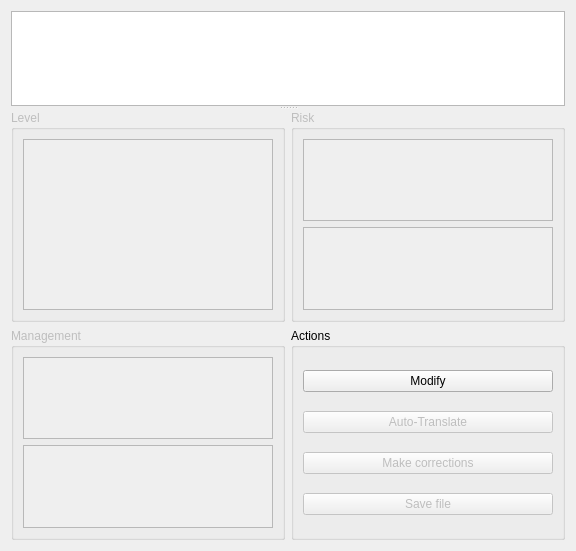
Before: the Qt Designer form freetoolbox/plugins/interactiondb/interactiondatabasebuilder.ui in FreeHealth/freehealth, drawn with Qt 5.
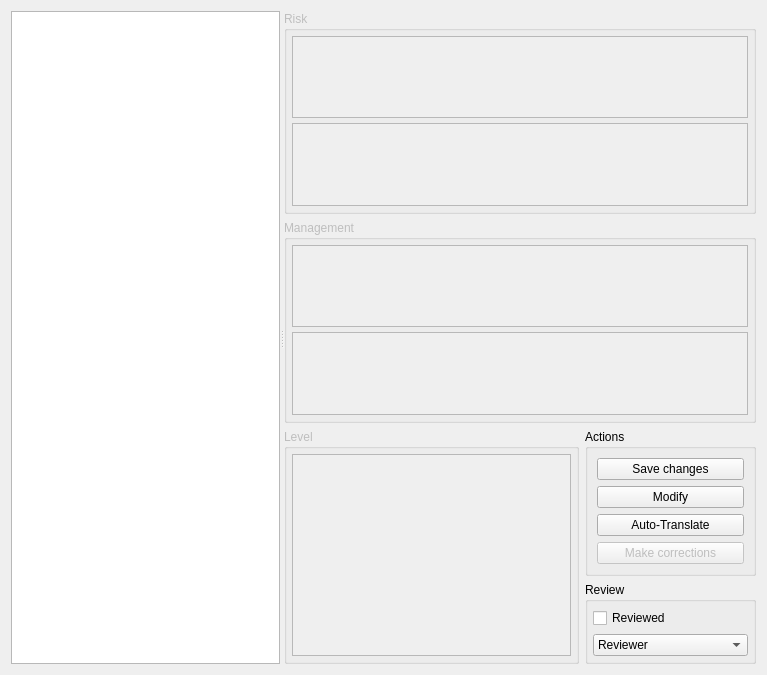
After: the same form once the commit is applied.

Commit message: FreeToolBox: - Interaction reviewer widget revisited

```diff
--- a/freetoolbox/plugins/interactiondb/interactiondatabasebuilder.ui
+++ b/freetoolbox/plugins/interactiondb/interactiondatabasebuilder.ui
@@ -6,8 +6,8 @@
    <rect>
     <x>0</x>
     <y>0</y>
-    <width>576</width>
-    <height>551</height>
+    <width>767</width>
+    <height>675</height>
    </rect>
   </property>
   <property name="windowTitle">
@@ -15,39 +15,14 @@
   </property>
   <layout class="QGridLayout" name="gridLayout_6">
    <item row="0" column="0">
-    <layout class="QHBoxLayout" name="horizontalLayout"/>
-   </item>
-   <item row="1" column="0">
     <widget class="QSplitter" name="splitter">
      <property name="orientation">
-      <enum>Qt::Vertical</enum>
+      <enum>Qt::Horizontal</enum>
      </property>
      <widget class="QTreeView" name="treeView"/>
-     <widget class="QWidget" name="">
+     <widget class="QWidget" name="layoutWidget">
       <layout class="QGridLayout" name="gridLayout_5">
-       <item row="0" column="0">
-        <widget class="QGroupBox" name="groupBox_4">
-         <property name="enabled">
-          <bool>false</bool>
-         </property>
-         <property name="title">
-          <string>Level</string>
-         </property>
-         <layout class="QGridLayout" name="gridLayout">
-          <item row="0" column="0">
-           <widget class="QListWidget" name="listWidget">
-            <property name="sizePolicy">
-             <sizepolicy hsizetype="Expanding" vsizetype="Preferred">
-              <horstretch>0</horstretch>
-              <verstretch>0</verstretch>
-             </sizepolicy>
-            </property>
-           </widget>
-          </item>
-         </layout>
-        </widget>
-       </item>
-       <item row="0" column="1">
+       <item row="0" column="0" colspan="2">
         <widget class="QGroupBox" name="groupBox">
          <property name="enabled">
           <bool>false</bool>
@@ -55,17 +30,37 @@
          <property name="title">
           <string>Risk</string>
          </property>
-         <layout class="QGridLayout" name="gridLayout_2">
+         <layout class="QGridLayout" name="gridLayout_3">
+          <property name="margin">
+           <number>5</number>
+          </property>
+          <property name="spacing">
+           <number>5</number>
+          </property>
           <item row="0" column="0">
-           <widget class="QTextEdit" name="risk"/>
+           <widget class="QTextEdit" name="risk">
+            <property name="sizePolicy">
+             <sizepolicy hsizetype="Expanding" vsizetype="Preferred">
+              <horstretch>0</horstretch>
+              <verstretch>0</verstretch>
+             </sizepolicy>
+            </property>
+           </widget>
           </item>
           <item row="1" column="0">
-           <widget class="QTextEdit" name="risk_en"/>
+           <widget class="QTextEdit" name="risk_en">
+            <property name="sizePolicy">
+             <sizepolicy hsizetype="Expanding" vsizetype="Preferred">
+              <horstretch>0</horstretch>
+              <verstretch>0</verstretch>
+             </sizepolicy>
+            </property>
+           </widget>
           </item>
          </layout>
         </widget>
        </item>
-       <item row="1" column="0">
+       <item row="1" column="0" colspan="2">
         <widget class="QGroupBox" name="groupBox_2">
          <property name="enabled">
           <bool>false</bool>
@@ -73,40 +68,88 @@
          <property name="title">
           <string>Management</string>
          </property>
-         <layout class="QGridLayout" name="gridLayout_3">
-          <item row="2" column="0">
+         <layout class="QGridLayout" name="gridLayout_2">
+          <property name="margin">
+           <number>5</number>
+          </property>
+          <property name="spacing">
+           <number>5</number>
+          </property>
+          <item row="0" column="0">
+           <widget class="QTextEdit" name="management">
+            <property name="sizePolicy">
+             <sizepolicy hsizetype="Expanding" vsizetype="Preferred">
+              <horstretch>0</horstretch>
+              <verstretch>0</verstretch>
+             </sizepolicy>
+            </property>
+           </widget>
+          </item>
+          <item row="1" column="0">
            <widget class="QTextEdit" name="management_en"/>
           </item>
-          <item row="1" column="0">
-           <widget class="QTextEdit" name="management"/>
+         </layout>
+        </widget>
+       </item>
+       <item row="2" column="0" rowspan="2">
+        <widget class="QGroupBox" name="groupBox_4">
+         <property name="enabled">
+          <bool>false</bool>
+         </property>
+         <property name="title">
+          <string>Level</string>
+         </property>
+         <layout class="QGridLayout" name="gridLayout">
+          <property name="margin">
+           <number>5</number>
+          </property>
+          <property name="spacing">
+           <number>5</number>
+          </property>
+          <item row="0" column="0">
+           <widget class="QListWidget" name="listWidget">
+            <property name="sizePolicy">
+             <sizepolicy hsizetype="Expanding" vsizetype="Preferred">
+              <horstretch>0</horstretch>
+              <verstretch>0</verstretch>
+             </sizepolicy>
+            </property>
+           </widget>
           </item>
          </layout>
         </widget>
        </item>
-       <item row="1" column="1">
+       <item row="2" column="1">
         <widget class="QGroupBox" name="groupBox_3">
          <property name="title">
           <string>Actions</string>
          </property>
          <layout class="QGridLayout" name="gridLayout_4">
           <item row="0" column="0">
+           <widget class="QPushButton" name="save">
+            <property name="text">
+             <string>Save changes</string>
+            </property>
+           </widget>
+          </item>
+          <item row="1" column="0">
            <widget class="QPushButton" name="modify">
             <property name="text">
              <string>Modify</string>
             </property>
            </widget>
           </item>
-          <item row="1" column="0">
+          <item row="2" column="0">
            <widget class="QPushButton" name="translate">
             <property name="enabled">
-             <bool>false</bool>
+             <bool>true</bool>
             </property>
             <property name="text">
              <string>Auto-Translate</string>
             </property>
            </widget>
           </item>
-          <item row="2" column="0">
+          <item row="3" column="0">
            <widget class="QPushButton" name="makeCorrections">
             <property name="enabled">
              <bool>false</bool>
@@ -116,16 +159,67 @@
             </property>
            </widget>
           </item>
-          <item row="3" column="0">
-           <widget class="QPushButton" name="save">
-            <property name="enabled">
-             <bool>false</bool>
+         </layout>
+        </widget>
+       </item>
+       <item row="3" column="1">
+        <widget class="QGroupBox" name="groupReview">
+         <property name="title">
+          <string>Review</string>
+         </property>
+         <layout class="QGridLayout" name="gridLayout_7">
+          <property name="margin">
+           <number>5</number>
+          </property>
+          <property name="spacing">
+           <number>5</number>
+          </property>
+          <item row="0" column="0">
+           <widget class="QCheckBox" name="checkBox">
+            <property name="minimumSize">
+             <size>
+              <width>0</width>
+              <height>22</height>
+             </size>
             </property>
             <property name="text">
-             <string>Save file</string>
+             <string>Reviewed</string>
             </property>
            </widget>
           </item>
+          <item row="1" column="0">
+           <widget class="QComboBox" name="comboBox">
+            <property name="minimumSize">
+             <size>
+              <width>0</width>
+              <height>22</height>
+             </size>
+            </property>
+            <property name="currentIndex">
+             <number>0</number>
+            </property>
+            <item>
+             <property name="text">
+              <string>Reviewer</string>
+             </property>
+            </item>
+            <item>
+             <property name="text">
+              <string>Eric Maeker, MD (FR)</string>
+             </property>
+            </item>
+            <item>
+             <property name="text">
+              <string>Jim Busser, MD (CA)</string>
+             </property>
+            </item>
+            <item>
+             <property name="text">
+              <string>Graham Chui, MD (NZ)</string>
+             </property>
+            </item>
+           </widget>
+          </item>
          </layout>
         </widget>
        </item>
```
The commit also changes 4 other files.
